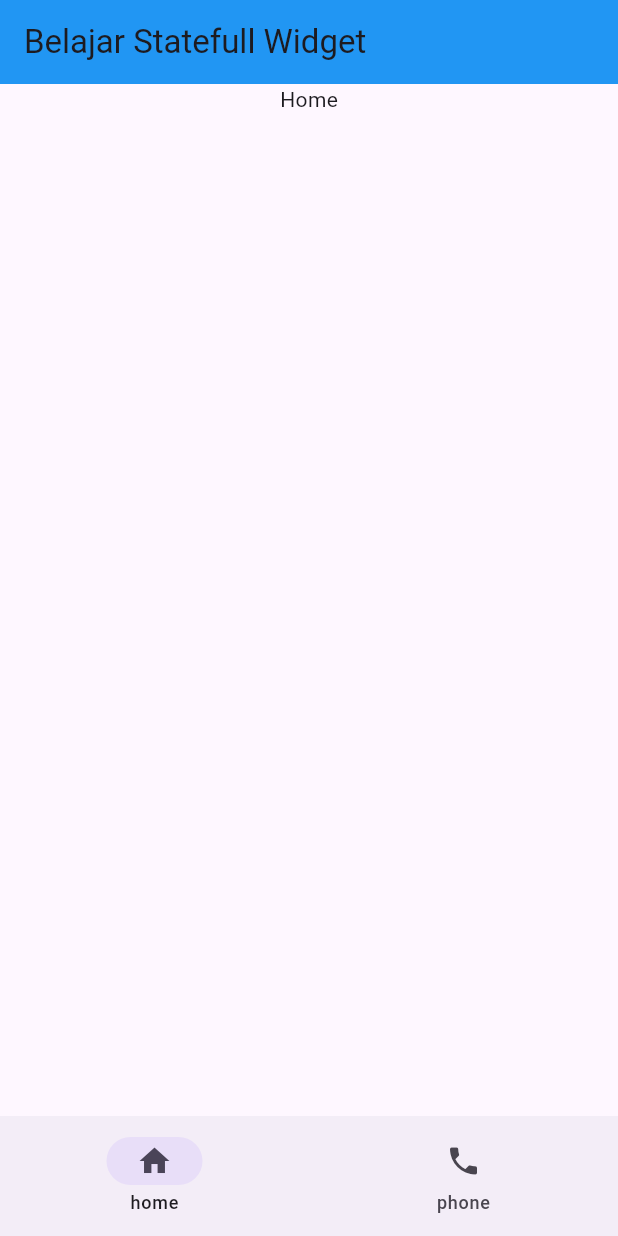
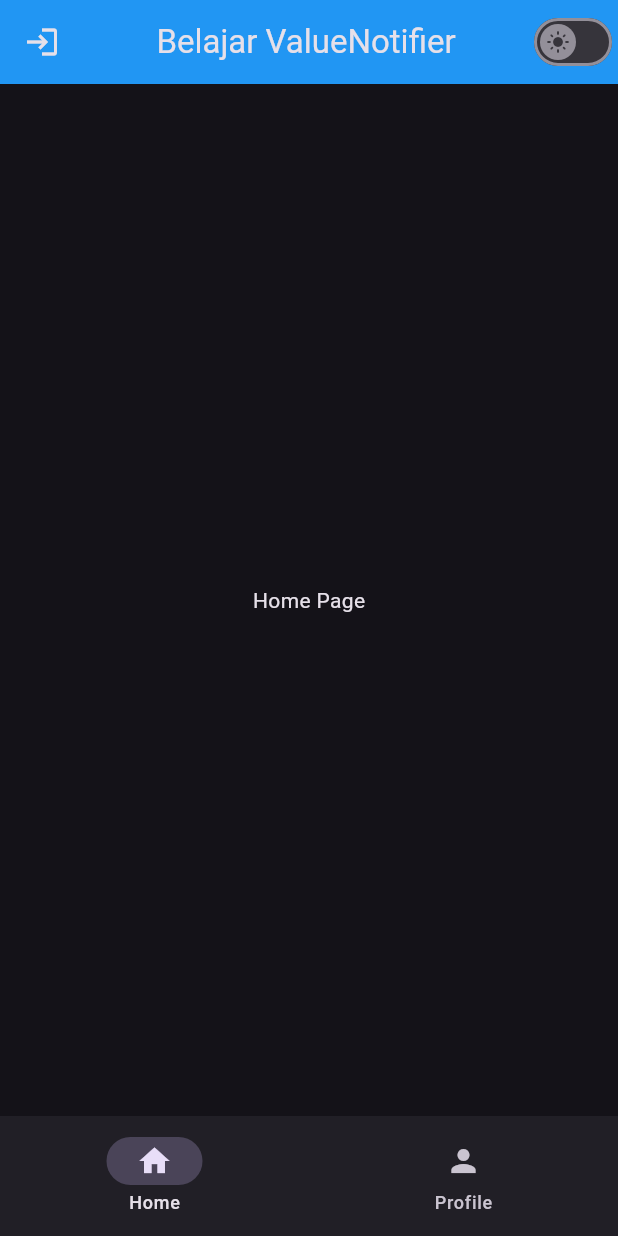
Before and after one commit to DWYOR091/belajar-flutter, a Flutter app: the screen it shows after launch, on a phone screen of 412 x 824 dp. Run offline on Flutter 3.47's test engine with Material 3 defaults, Android fonts, the phone set to English and light mode, and no system bars.

Commit message:
tree widget, ValueNotifier dan light & dark mode.

```diff
--- /dev/null
+++ b/lib/data/notifiers.dart
@@ -0,0 +1,5 @@
+import 'package:flutter/material.dart';
+
+//value notifier diguanakan pengganti state pada statefull jadi bisa diguankan pake stateless widget
+ValueNotifier<int> selectedPageNotifier = ValueNotifier<int>(0);
+ValueNotifier<bool> isDarkModeNotifier = ValueNotifier(false);
--- a/lib/main.dart
+++ b/lib/main.dart
@@ -1,91 +1,32 @@
-// import 'package:belajar_flutter/pages/column.dart';
-// import 'package:belajar_flutter/pages/images.dart';
-// import 'package:belajar_flutter/pages/row.dart';
-// import 'package:belajar_flutter/pages/stack.dart';
-// import 'package:belajar_flutter/pages/listTile.dart';
-// import 'package:belajar_flutter/pages/scaffold.dart';
-// import 'package:belajar_flutter/pages/drawer.dart';
-import 'package:belajar_flutter/pages/statefull.dart';
+import 'package:belajar_flutter/data/notifiers.dart';
+import 'package:belajar_flutter/views/widget_tree.dart';
 import 'package:flutter/material.dart';
 
 void main(List<String> args) {
-  // runApp(const MyApp());
-  // runApp(const CobaColumn());
-  // runApp(const RowKu());
-  // runApp(const CobaImage());
-  // runApp(const CobaStack());
-  // runApp(const CobaListTile());
-  // runApp(const CobaScaffold());
-  // runApp(const CobaDrawer());
-  runApp(const CobaStateFull());
+  runApp(const Aplikasiku());
 }
 
-//types
-String name = "Muhamad Rifqi";
-int number = 1;
-double dNumber = 2.1;
-List myList = ["Tes1", "Tes2", 1];
-Map<String, dynamic> myMap = {
-  "name": "kocak",
-  "address": "hahaha",
-  "number": 1
-};
+class Aplikasiku extends StatefulWidget {
+  const Aplikasiku({super.key});
 
-class MyApp extends StatelessWidget {
-  const MyApp({super.key});
+  @override
+  State<Aplikasiku> createState() => _AplikasikuState();
+}
+
+class _AplikasikuState extends State<Aplikasiku> {
   @override
   Widget build(BuildContext context) {
-    return MaterialApp(
-      debugShowCheckedModeBanner: false, //menghilangkan label debug
-      title: 'Belajar Flutter',
-      theme: ThemeData(
-          colorScheme: ColorScheme.fromSeed(
-              seedColor: const Color.fromARGB(255, 76, 207, 80),
-              brightness: Brightness.dark),
-          useMaterial3: true),
-      home: const TestPage(title: "Halaman Pertama!"),
-    );
-    // throw UnimplementedError();
-  }
-}
-
-class TestPage extends StatelessWidget {
-  final String title;
-  const TestPage({super.key, required this.title});
-
-  @override
-  Widget build(BuildContext context) {
-    return Scaffold(
-      appBar: AppBar(
-        title: Text(
-          title,
-          style: const TextStyle(color: Colors.white),
-        ),
-        backgroundColor: Colors.blue.shade400,
-      ),
-      body: Center(
-        child: Container(
-          padding: EdgeInsets.all(10.0),
-          margin: EdgeInsets.all(10.0),
-          width: double.infinity,
-          height: double.infinity,
-          decoration: BoxDecoration(
-              color: Colors.blue, borderRadius: BorderRadius.circular(25.0)),
-          child: Container(
-            width: double.infinity,
-            height: double.infinity,
-            margin: EdgeInsets.all(20.0),
-            padding: EdgeInsets.all(20.0),
-            decoration: BoxDecoration(
-                borderRadius: BorderRadius.circular(25.0),
-                color: Colors.amber[200]),
-            child: Text(
-              "Hello bro!",
-              style: TextStyle(color: Colors.red[400]),
-            ),
-          ),
-        ),
-      ),
+    return ValueListenableBuilder(
+      valueListenable: isDarkModeNotifier,
+      builder: (BuildContext context, dynamic value, Widget? child) {
+        return MaterialApp(
+          title: "Belajar Notifier",
+          debugShowCheckedModeBanner: false,
+          theme:
+              ThemeData(brightness: value ? Brightness.light : Brightness.dark),
+          home: WidgetTree(),
+        );
+      },
     );
   }
 }
--- /dev/null
+++ b/lib/views/pages/home_page.dart
@@ -0,0 +1,12 @@
+import 'package:flutter/material.dart';
+
+class HomePage extends StatelessWidget {
+  const HomePage({super.key});
+
+  @override
+  Widget build(BuildContext context) {
+    return Center(
+      child: Text("Home Page"),
+    );
+  }
+}
--- /dev/null
+++ b/lib/views/widget_tree.dart
@@ -0,0 +1,57 @@
+import 'package:belajar_flutter/data/notifiers.dart';
+import 'package:belajar_flutter/views/pages/home_page.dart';
+import 'package:belajar_flutter/views/pages/profile_page.dart';
+import 'package:belajar_flutter/views/widgets/navbar_widget.dart';
+import 'package:flutter/material.dart';
+
+List<Widget> pages = [HomePage(), ProfilePage()];
+
+class WidgetTree extends StatelessWidget {
+  const WidgetTree({super.key});
+//final List<Widget> pages = const [HomePage(),ProfilePage()]; //jika ingin const
+
+  @override
+  Widget build(BuildContext context) {
+    return Scaffold(
+      appBar: AppBar(
+        title: Center(
+          child: Text(
+            "Belajar ValueNotifier",
+          ),
+        ),
+        backgroundColor: Colors.blue,
+        leading: Icon(Icons.login),
+        actions: [
+          SizedBox(
+              child: Switch(
+            value: isDarkModeNotifier.value,
+            //thumbIcon: isDarkModeNotifier.value
+            //     ? WidgetStateProperty.all(Icon(Icons.light_mode))
+            //     : WidgetStateProperty.all(Icon(Icons.dark_mode)),
+            thumbIcon: WidgetStateProperty.resolveWith(
+              (states) {
+                if (states.contains(WidgetState.selected)) {
+                  return Icon(Icons.dark_mode);
+                } else {
+                  return Icon(Icons.light_mode);
+                }
+              },
+            ),
+            onChanged: (value) {
+              isDarkModeNotifier.value = value;
+              print(value);
+            },
+          ))
+        ],
+      ),
+      body: ValueListenableBuilder(
+        valueListenable: selectedPageNotifier,
+        builder: (BuildContext context, dynamic value, Widget? child) {
+          return pages[value];
+          // return  pages.elementAt(value); //cara 2
+        },
+      ),
+      bottomNavigationBar: NavbarWidget(),
+    );
+  }
+}
--- /dev/null
+++ b/lib/views/widgets/navbar_widget.dart
@@ -0,0 +1,25 @@
+import 'package:belajar_flutter/data/notifiers.dart';
+import 'package:flutter/material.dart';
+
+class NavbarWidget extends StatelessWidget {
+  const NavbarWidget({super.key});
+
+  @override
+  Widget build(BuildContext context) {
+    return ValueListenableBuilder(
+      valueListenable: selectedPageNotifier,
+      builder: (BuildContext context, dynamic value, Widget? child) {
+        return NavigationBar(
+          destinations: [
+            NavigationDestination(icon: Icon(Icons.home), label: "Home"),
+            NavigationDestination(icon: Icon(Icons.person), label: "Profile"),
+          ],
+          onDestinationSelected: (value) {
+            selectedPageNotifier.value = value;
+          },
+          selectedIndex: value,
+        );
+      },
+    );
+  }
+}
```
Also changed, not shown: lib/main2.dart (added, +93 -0 lines), lib/views/pages/profile_page.dart (added, +12 -0 lines).
